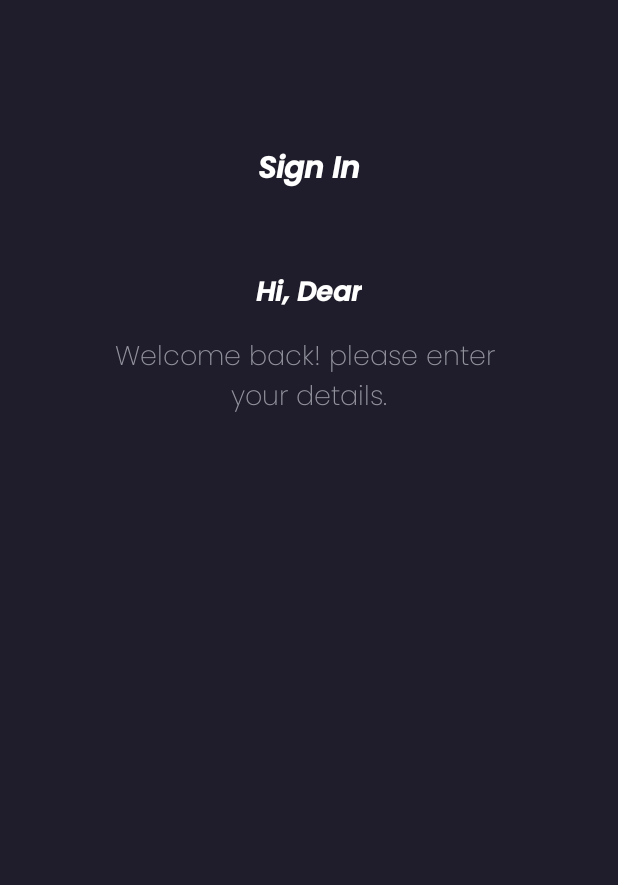
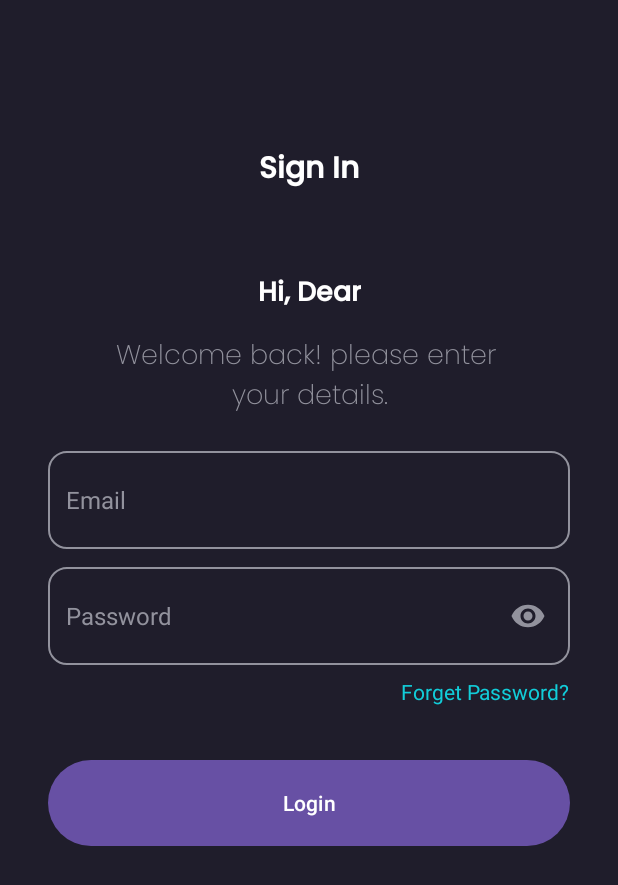
Before and after one commit to Phann-Pha/Movie, an Android app: the screen it shows after launch (SignInActivity), on a phone screen of 412 x 824 dp. Shown: the top 885 px of the screen. Run offline under Robolectric (Android 15) with nearby library versions, the light colour scheme and no system bars; our stand-ins replace data binding.

Commit message:
commited: design sign_in screen.

```diff
--- a/app/src/main/java/com/domain/demo/example/SignInActivity.kt
+++ b/app/src/main/java/com/domain/demo/example/SignInActivity.kt
@@ -1,6 +1,9 @@
 package com.domain.demo.example
 
+import android.app.Activity
 import android.os.Bundle
+import android.text.InputType
+import android.widget.Toast
 import androidx.appcompat.app.AppCompatActivity
 import androidx.databinding.DataBindingUtil
 import com.domain.demo.example.databinding.ActivitySignInBinding
@@ -8,12 +11,60 @@ import com.domain.demo.example.databinding.ActivitySignInBinding
 class SignInActivity : AppCompatActivity()
 {
     private lateinit var binding: ActivitySignInBinding
+    private lateinit var activity: Activity
+
+    private var isPasswordVisible = false
 
     override fun onCreate(savedInstanceState: Bundle?)
     {
         super.onCreate(savedInstanceState)
-        binding = DataBindingUtil.setContentView(this@SignInActivity, R.layout.activity_sign_in)
+        activity = this
+        binding = DataBindingUtil.setContentView(activity, R.layout.activity_sign_in)
 
+        val btnLogin = binding.btnLogin
+        btnLogin.setOnClickListener {
+            onValidateField()
+        }
 
+        onVisibilityPassword()
+    }
+
+    private fun onValidateField()
+    {
+        val email = binding.edEmail.text.trim().toString()
+        val password = binding.edPassword.text.toString()
+
+        if (email.isEmpty())
+        {
+            Toast.makeText(activity, "Please Enter Email!", Toast.LENGTH_SHORT).show()
+        } else
+        {
+            if (password.isEmpty())
+            {
+                Toast.makeText(activity, "Please Enter Your Password!", Toast.LENGTH_SHORT).show()
+            } else
+            {
+                // your code here
+                Toast.makeText(activity, "Success", Toast.LENGTH_SHORT).show()
+            }
+        }
+    }
+
+    private fun onVisibilityPassword()
+    {
+        val iconVisibility = binding.eyesVisibility
+        iconVisibility.setOnClickListener {
+            isPasswordVisible = !isPasswordVisible
+
+            if (isPasswordVisible)
+            {
+                binding.edPassword.inputType = InputType.TYPE_CLASS_TEXT or InputType.TYPE_TEXT_VARIATION_VISIBLE_PASSWORD
+                binding.eyesVisibility.setImageResource(R.drawable.ic_visibility_off)
+            } else
+            {
+                binding.edPassword.inputType = InputType.TYPE_CLASS_TEXT or InputType.TYPE_TEXT_VARIATION_PASSWORD
+                binding.eyesVisibility.setImageResource(R.drawable.ic_eyes_visibility)
+            }
+        }
     }
 }
--- /dev/null
+++ b/app/src/main/res/drawable/bg_edit_text.xml
@@ -0,0 +1,7 @@
+<?xml version="1.0" encoding="utf-8"?>
+<shape xmlns:android="http://schemas.android.com/apk/res/android">
+    <stroke
+        android:width="1dp"
+        android:color="@color/dark_gray" />
+    <corners android:radius="12dp" />
+</shape>
--- /dev/null
+++ b/app/src/main/res/drawable/ic_eyes_visibility.xml
@@ -0,0 +1,5 @@
+<vector xmlns:android="http://schemas.android.com/apk/res/android" android:height="24dp" android:tint="#000000" android:viewportHeight="24" android:viewportWidth="24" android:width="24dp">
+
+    <path android:fillColor="@android:color/white" android:pathData="M12,4.5C7,4.5 2.73,7.61 1,12c1.73,4.39 6,7.5 11,7.5s9.27,-3.11 11,-7.5c-1.73,-4.39 -6,-7.5 -11,-7.5zM12,17c-2.76,0 -5,-2.24 -5,-5s2.24,-5 5,-5 5,2.24 5,5 -2.24,5 -5,5zM12,9c-1.66,0 -3,1.34 -3,3s1.34,3 3,3 3,-1.34 3,-3 -1.34,-3 -3,-3z"/>
+
+</vector>
--- /dev/null
+++ b/app/src/main/res/drawable/ic_visibility_off.xml
@@ -0,0 +1,5 @@
+<vector xmlns:android="http://schemas.android.com/apk/res/android" android:height="24dp" android:tint="#000000" android:viewportHeight="24" android:viewportWidth="24" android:width="24dp">
+
+    <path android:fillColor="@android:color/white" android:pathData="M12,7c2.76,0 5,2.24 5,5 0,0.65 -0.13,1.26 -0.36,1.83l2.92,2.92c1.51,-1.26 2.7,-2.89 3.43,-4.75 -1.73,-4.39 -6,-7.5 -11,-7.5 -1.4,0 -2.74,0.25 -3.98,0.7l2.16,2.16C10.74,7.13 11.35,7 12,7zM2,4.27l2.28,2.28 0.46,0.46C3.08,8.3 1.78,10.02 1,12c1.73,4.39 6,7.5 11,7.5 1.55,0 3.03,-0.3 4.38,-0.84l0.42,0.42L19.73,22 21,20.73 3.27,3 2,4.27zM7.53,9.8l1.55,1.55c-0.05,0.21 -0.08,0.43 -0.08,0.65 0,1.66 1.34,3 3,3 0.22,0 0.44,-0.03 0.65,-0.08l1.55,1.55c-0.67,0.33 -1.41,0.53 -2.2,0.53 -2.76,0 -5,-2.24 -5,-5 0,-0.79 0.2,-1.53 0.53,-2.2zM11.84,9.02l3.15,3.15 0.02,-0.16c0,-1.66 -1.34,-3 -3,-3l-0.17,0.01z"/>
+
+</vector>
--- a/app/src/main/res/layout/activity_sign_in.xml
+++ b/app/src/main/res/layout/activity_sign_in.xml
@@ -13,7 +13,7 @@
             android:layout_width="wrap_content"
             android:layout_height="wrap_content"
             android:layout_marginTop="80dp"
-            android:fontFamily="@font/poppin_mediu"
+            android:fontFamily="@font/popin_mediu"
             android:text="@string/sign_in"
             android:textColor="@color/white"
             android:textSize="20sp"
@@ -27,7 +27,7 @@
             android:layout_width="wrap_content"
             android:layout_height="wrap_content"
             android:layout_marginTop="50dp"
-            android:fontFamily="@font/poppin_mediu"
+            android:fontFamily="@font/popin_mediu"
             android:text="Hi, Dear"
             android:textColor="@color/white"
             android:textSize="18sp"
@@ -50,6 +50,81 @@
             app:layout_constraintEnd_toEndOf="@id/txtHiDear"
             app:layout_constraintStart_toStartOf="@+id/txtHiDear"
             app:layout_constraintTop_toBottomOf="@+id/txtHiDear" />
+
+        <EditText
+            android:id="@+id/edEmail"
+            android:layout_width="0dp"
+            android:layout_height="65dp"
+            android:layout_marginHorizontal="24dp"
+            android:layout_marginTop="12dp"
+            android:background="@drawable/bg_edit_text"
+            android:hint="Email"
+            android:inputType="textEmailAddress"
+            android:paddingHorizontal="12dp"
+            android:textColor="@color/white"
+            android:textColorHint="@color/dark_gray"
+            android:textSize="16sp"
+            app:layout_constraintEnd_toEndOf="@id/guidelineRight"
+            app:layout_constraintStart_toStartOf="@id/guidelineLeft"
+            app:layout_constraintTop_toTopOf="@id/guidelineHorizontal1" />
+
+        <EditText
+            android:id="@+id/edPassword"
+            android:layout_width="0dp"
+            android:layout_height="65dp"
+            android:layout_marginHorizontal="24dp"
+            android:layout_marginTop="12dp"
+            android:background="@drawable/bg_edit_text"
+            android:hint="Password"
+            android:inputType="textPassword"
+            android:paddingHorizontal="12dp"
+            android:textColor="@color/white"
+            android:textColorHint="@color/dark_gray"
+            android:textSize="16sp"
+            app:layout_constraintEnd_toEndOf="@id/guidelineRight"
+            app:layout_constraintStart_toStartOf="@id/guidelineLeft"
+            app:layout_constraintTop_toBottomOf="@id/edEmail" />
+
+        <ImageView
+            android:id="@+id/eyesVisibility"
+            android:layout_width="32dp"
+            android:layout_height="32dp"
+            android:layout_marginEnd="12dp"
+            android:padding="4dp"
+            android:src="@drawable/ic_eyes_visibility"
+            app:layout_constraintBottom_toBottomOf="@id/edPassword"
+            app:layout_constraintEnd_toEndOf="@id/edPassword"
+            app:layout_constraintTop_toTopOf="@id/edPassword"
+            app:tint="@color/dark_gray" />
+
+        <TextView
+            android:id="@+id/txtForgetPassword"
+            android:layout_width="wrap_content"
+            android:layout_height="wrap_content"
+            android:layout_marginTop="8dp"
+            android:text="Forget Password?"
+            android:textColor="@color/sky_color"
+            app:layout_constraintEnd_toEndOf="@id/edPassword"
+            app:layout_constraintTop_toBottomOf="@id/edPassword" />
+
+        <Button
+            android:id="@+id/btnLogin"
+            android:layout_width="0dp"
+            android:layout_height="65dp"
+            android:layout_marginHorizontal="24dp"
+            android:layout_marginTop="32dp"
+            android:text="Login"
+            app:layout_constraintEnd_toEndOf="@id/guidelineRight"
+            app:layout_constraintStart_toStartOf="@id/guidelineLeft"
+            app:layout_constraintTop_toBottomOf="@id/txtForgetPassword" />
+
+
+        <androidx.constraintlayout.widget.Guideline
+            android:id="@+id/guidelineHorizontal1"
+            android:layout_width="wrap_content"
+            android:layout_height="wrap_content"
+            android:orientation="horizontal"
+            app:layout_constraintGuide_percent="0.35" />
 
         <androidx.constraintlayout.widget.Guideline
             android:id="@+id/guidelineLeft"
--- a/app/src/main/res/values/colors.xml
+++ b/app/src/main/res/values/colors.xml
@@ -7,4 +7,6 @@
     <color name="dark_color">#1F1D2B</color>
     <color name="dark_gray">#92929D</color>
 
+    <color name="sky_color">#12CDD9</color>
+
 </resources>
```
Also changed, not shown: app/src/main/res/font/popin_mediu.ttf (added), app/src/main/res/font/poppin_mediu.ttf (deleted).
